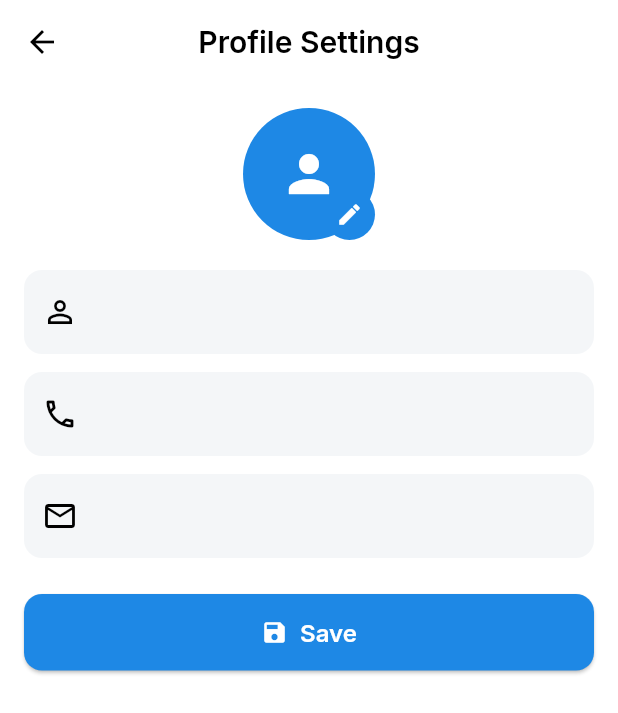
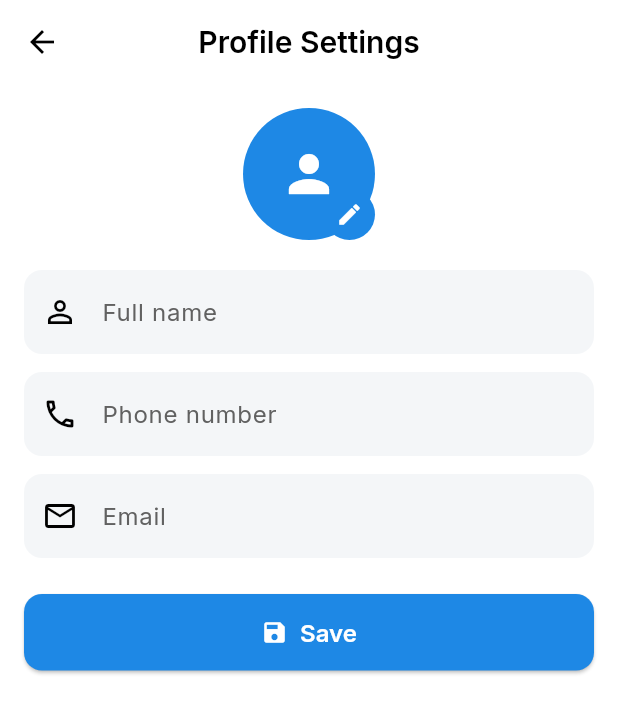
Before and after one commit to NataliaAtiukova/PoopGo, a Flutter app: the ProfileSettingsScreen screen opened directly, on a phone screen of 412 x 824 dp. Shown: the top 713 px of the screen. Run offline on Flutter 3.47's test engine with Material 3 defaults, Android fonts, the light colour scheme and no system bars; our stand-ins replace cloud_firestore, firebase_auth, firebase_core, firebase_messaging, firebase_storage, google_fonts and 3 more; accounts and stored records are empty; generated files the repository leaves out were written again.

Commit message:
Fix build: remove const InputDecoration around localized strings in ProfileSettings to avoid 'Not a constant expression' errors.

```diff
--- a/lib/screens/shared/profile_settings_screen.dart
+++ b/lib/screens/shared/profile_settings_screen.dart
@@ -175,9 +175,9 @@ class _ProfileSettingsScreenState extends State<ProfileSettingsScreen> {
                       const SizedBox(height: 20),
                       TextFormField(
                         controller: _fullNameController,
-                        decoration: const InputDecoration(
+                        decoration: InputDecoration(
                           labelText: AppLocalizations.of(context)!.fullName,
-                          prefixIcon: Icon(Icons.person_outline),
+                          prefixIcon: const Icon(Icons.person_outline),
                         ),
                         validator: (v) => (v == null || v.trim().isEmpty) ? 'Enter your name' : null,
                       ),
@@ -185,9 +185,9 @@ class _ProfileSettingsScreenState extends State<ProfileSettingsScreen> {
                       TextFormField(
                         controller: _phoneController,
                         keyboardType: TextInputType.phone,
-                        decoration: const InputDecoration(
+                        decoration: InputDecoration(
                           labelText: AppLocalizations.of(context)!.phoneNumber,
-                          prefixIcon: Icon(Icons.phone_outlined),
+                          prefixIcon: const Icon(Icons.phone_outlined),
                         ),
                         validator: (v) => (v == null || v.trim().isEmpty) ? 'Enter your phone' : null,
                       ),
@@ -195,9 +195,9 @@ class _ProfileSettingsScreenState extends State<ProfileSettingsScreen> {
                       TextFormField(
                         controller: _emailController,
                         keyboardType: TextInputType.emailAddress,
-                        decoration: const InputDecoration(
+                        decoration: InputDecoration(
                           labelText: AppLocalizations.of(context)!.email,
-                          prefixIcon: Icon(Icons.email_outlined),
+                          prefixIcon: const Icon(Icons.email_outlined),
                         ),
                         validator: (v) {
                           if (v == null || v.trim().isEmpty) return 'Enter your email';
```
